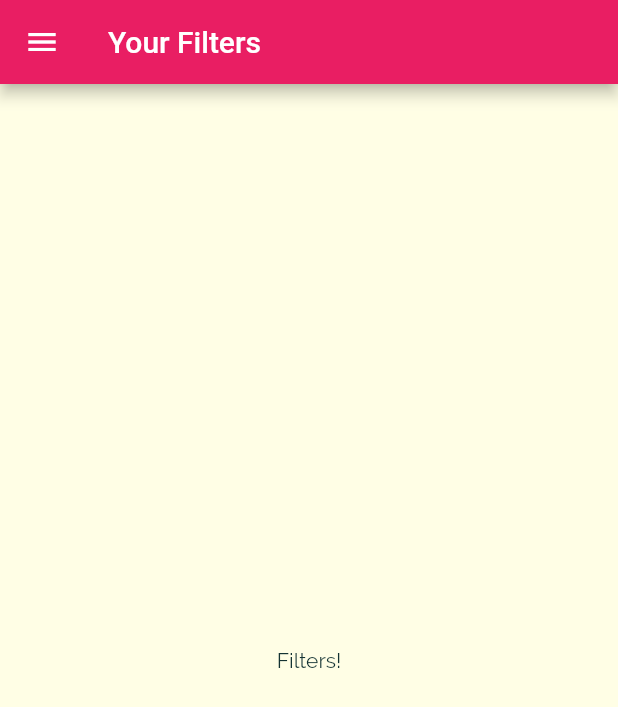
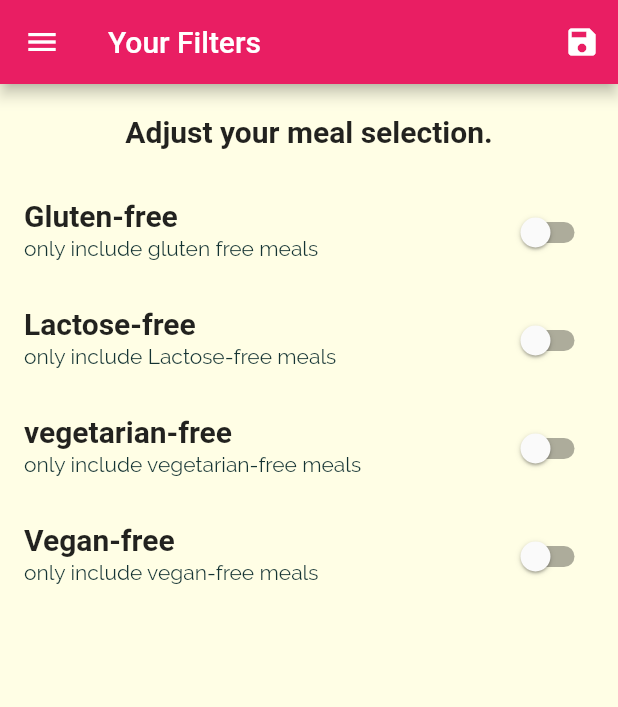
Before and after one commit to Ammar-JT/meals_app, a Flutter app: the FiltersScreen screen opened by its route, on a phone screen of 412 x 824 dp. Shown: the top 707 px of the screen. Run offline on Flutter 3.47's test engine with Material 2 defaults, Android fonts, the phone set to English and light mode, and no system bars; Roboto replaces fonts that are missing (RobotCondensed).

Commit message:
Lesson 10 (last lesson): Adding Filter Switches + Adding Favorite Button

```diff
--- a/lib/main.dart
+++ b/lib/main.dart
@@ -1,36 +1,86 @@
-// Lesson 9: Popping pages & Passing data back + delete meal (temporarly from category_meal_screen when back to it using pop)
+// Lesson 10: Adding Filter Switches + Adding Favorite Button
 
-// Popping pages & Passing data back:
-//      - we will make a floating button in meal_detail_screen,
-//      .. this button will go back (pop the current page) but it will pass some data back
-//      - use this to do the previous line:  Navigator.of(context).pop();
-//
-//      - if you want to pass a data pass it in pop(data)
-//      ..the plain is to use the button to delete the meal from the category list temporarly
-//      - To recieved that data, go to the parent page, the one that has pushNamed()
-//      - and use pushNamed().then() <<<< yes, this then is like the sync functions for http requests in any language
-//      .. it will do the logic after you comeback again.
-//
-//      - In the parent of the paraet page >> category_meals_screen << meal_detail_screen < meal_item
-//      .. we did some magor changes:
-//          - make it stateful
-//          - used initState()
-//          - initState() is not useful cuz it run too early before we got the context, so we used didChangeDependencies()
-//          - Ah! fuck!! didChangeDependencies() is running in every changing, so it load the whole list of meals instead of the modified one!
-//          - I did some boolean logic to apply didChangeDependencies() only once.. using the variable loadedInitData
+// Adding Filter Switches
+
+// Adding Favorite Button
 
 import 'package:flutter/material.dart';
+import './dummy_data.dart';
 import './screens/tabs_screen.dart';
 import './screens/categories_screen.dart';
 import './screens/category_meals_screen.dart';
 import './screens/meal_detail_screen.dart';
 import './screens/filters_screen.dart';
 
+import './models/meal.dart';
+
 void main() {
   runApp(MyApp());
 }
 
-class MyApp extends StatelessWidget {
+class MyApp extends StatefulWidget {
+  @override
+  State<MyApp> createState() => _MyAppState();
+}
+
+class _MyAppState extends State<MyApp> {
+  Map<String, bool> _filters = {
+    'gluten': false,
+    'lactose': false,
+    'vegan': false,
+    'vegetarian': false,
+  };
+
+  List<Meal> _availableMeals = DUMMY_MEALS;
+  List<Meal> _favoriteMeals = [];
+
+  void _setFilters(Map<String, bool> filterData) {
+    setState(() {
+      _filters = filterData;
+      _availableMeals = DUMMY_MEALS.where((meal) {
+        if (_filters['gluten'] && !meal.isGlutenFree) {
+          return false;
+        }
+
+        if (_filters['lactose'] && !meal.isLactoseFree) {
+          return false;
+        }
+
+        if (_filters['vegan'] && !meal.isVegan) {
+          return false;
+        }
+
+        if (_filters['vegetarian'] && !meal.isVegetarian) {
+          return false;
+        }
+
+        return true;
+      }).toList();
+    });
+  }
+
+  void _toggleFavorite(String mealId) {
+    //indexWhere gives you the index of the element if the return is true,
+    //.. if the list finished and you didn't get the index then the method will return -1:
+    final existingIndex =
+        _favoriteMeals.indexWhere((meal) => meal.id == mealId);
+    if (existingIndex >= 0) {
+      setState(() {
+        _favoriteMeals.removeAt(existingIndex);
+      });
+    } else {
+      setState(() {
+        _favoriteMeals.add(
+          DUMMY_MEALS.firstWhere((meal) => meal.id == mealId),
+        );
+      });
+    }
+  }
+
+  bool _isMealFavorite(String id) {
+    return _favoriteMeals.any((meal) => meal.id == id);
+  }
+
   @override
   Widget build(BuildContext context) {
     return MaterialApp(
@@ -50,13 +100,14 @@ class MyApp extends StatelessWidget {
       // home: CategoriesScreen(),
       initialRoute: '/',
       routes: {
-        '/': (ctx) => TabsScreen(),
+        '/': (ctx) => TabsScreen(_favoriteMeals),
         // '/categories': (ctx) => CategoryMealsScreen(categoryId, categoryTitle) << we dont have id and title, so we will reomve the constructor in category_meals_screen and change the mechanism:
         // '/categories': (ctx) => CategoryMealsScreen() << a hardcoded way
         CategoryMealsScreen.routeName: (ctx) =>
-            CategoryMealsScreen(), // << a non-hardcoded way
-        MealDetailScreen.routeName: (ctx) => MealDetailScreen(),
-        FiltersScreen.routeName: (ctx) => FiltersScreen(),
+            CategoryMealsScreen(_availableMeals), // << a non-hardcoded way
+        MealDetailScreen.routeName: (ctx) =>
+            MealDetailScreen(_toggleFavorite, _isMealFavorite),
+        FiltersScreen.routeName: (ctx) => FiltersScreen(_filters, _setFilters),
       },
       //this will work for any named (pushNamed) navigation that is not registered in routes up here ^
       //.. this is typically does some logic depends on the setting or arguments
--- a/lib/screens/category_meals_screen.dart
+++ b/lib/screens/category_meals_screen.dart
@@ -7,6 +7,9 @@ import '../models/meal.dart';
 
 class CategoryMealsScreen extends StatefulWidget {
   static const routeName = "/category-meals";
+
+  final List<Meal> availableMeals;
+  CategoryMealsScreen(this.availableMeals);
 
   @override
   State<CategoryMealsScreen> createState() => _CategoryMealsScreenState();
@@ -41,7 +44,7 @@ class _CategoryMealsScreenState extends State<CategoryMealsScreen> {
       categoryTitle = routeArgs['title'];
       final categoryId = routeArgs['id'];
       // .where() is a built-in method: return the item of the list only if it satisfied the condition:
-      displayedMeals = DUMMY_MEALS.where((meal) {
+      displayedMeals = widget.availableMeals.where((meal) {
         //contains is another built-in function, but it return True or False if it contains the variable in the list:
         return meal.categories.contains(categoryId);
       }).toList();
@@ -73,7 +76,7 @@ class _CategoryMealsScreenState extends State<CategoryMealsScreen> {
             duration: displayedMeals[index].duration,
             complexity: displayedMeals[index].complexity,
             affordability: displayedMeals[index].affordability,
-            removeItem: _removeMeal,
+            // removeItem: _removeMeal,
           );
         },
         itemCount: displayedMeals.length,
--- a/lib/screens/filters_screen.dart
+++ b/lib/screens/filters_screen.dart
@@ -1,17 +1,136 @@
 import 'package:flutter/Material.dart';
 import '../widgets/main_drawer.dart';
 
-class FiltersScreen extends StatelessWidget {
+class FiltersScreen extends StatefulWidget {
   static const routeName = '/filters';
+
+  final Map<String, bool> currentFilters;
+  final Function saveFilters;
+
+  FiltersScreen(this.currentFilters, this.saveFilters);
+
+  @override
+  State<FiltersScreen> createState() => _FiltersScreenState();
+}
+
+class _FiltersScreenState extends State<FiltersScreen> {
+  bool _glutenFree = false;
+  bool _vegetarian = false;
+  bool _vegan = false;
+  bool _lactoseFree = false;
+
+  @override
+  void initState() {
+    _glutenFree = widget.currentFilters['gluten'];
+    _lactoseFree = widget.currentFilters['lactose'];
+    _vegetarian = widget.currentFilters['vegetarian'];
+    _vegan = widget.currentFilters['vegan'];
+
+    // TODO: implement initState
+    super.initState();
+  }
+
+  Widget _buildSwitchListTile(
+    String title,
+    String description,
+    bool currentValute,
+    Function updateValue,
+  ) {
+    return SwitchListTile(
+      title: Text(title),
+      value: currentValute,
+      subtitle: Text(
+        description,
+      ),
+      onChanged: updateValue,
+    );
+  }
+
   @override
   Widget build(BuildContext context) {
     return Scaffold(
       appBar: AppBar(
         title: Text('Your Filters'),
+        actions: [
+          IconButton(
+            icon: Icon(Icons.save),
+            onPressed: () {
+              final selectedFilters = {
+                'gluten': _glutenFree,
+                'lactose': _lactoseFree,
+                'vegan': _vegan,
+                'vegetarian': _vegetarian,
+              };
+              widget.saveFilters(selectedFilters);
+            },
+          ),
+        ],
       ),
       drawer: MainDrawer(),
-      body: Center(
-        child: Text('Filters!'),
+      body: Column(
+        children: [
+          Container(
+            padding: EdgeInsets.all(20),
+            child: Text(
+              'Adjust your meal selection.',
+              style: Theme.of(context).textTheme.titleMedium,
+            ),
+          ),
+          Expanded(
+            child: ListView(
+              children: [
+                _buildSwitchListTile(
+                  'Gluten-free',
+                  'only include gluten free meals',
+                  _glutenFree,
+                  (newValue) {
+                    setState(
+                      () {
+                        _glutenFree = newValue;
+                      },
+                    );
+                  },
+                ),
+                _buildSwitchListTile(
+                  'Lactose-free',
+                  'only include Lactose-free meals',
+                  _lactoseFree,
+                  (newValue) {
+                    setState(
+                      () {
+                        _lactoseFree = newValue;
+                      },
+                    );
+                  },
+                ),
+                _buildSwitchListTile(
+                  'vegetarian-free',
+                  'only include vegetarian-free meals',
+                  _vegetarian,
+                  (newValue) {
+                    setState(
+                      () {
+                        _vegetarian = newValue;
+                      },
+                    );
+                  },
+                ),
+                _buildSwitchListTile(
+                  'Vegan-free',
+                  'only include vegan-free meals',
+                  _vegan,
+                  (newValue) {
+                    setState(
+                      () {
+                        _vegan = newValue;
+                      },
+                    );
+                  },
+                ),
+              ],
+            ),
+          ),
+        ],
       ),
     );
   }
--- a/lib/widgets/meal_item.dart
+++ b/lib/widgets/meal_item.dart
@@ -9,7 +9,7 @@ class MealItem extends StatelessWidget {
   final int duration;
   final Complexity complexity;
   final Affordability affordability;
-  final Function removeItem;
+  // final Function removeItem;
 
   MealItem({
     @required this.id,
@@ -18,7 +18,7 @@ class MealItem extends StatelessWidget {
     @required this.duration,
     @required this.complexity,
     @required this.affordability,
-    @required this.removeItem,
+    // @required this.removeItem,
   });
 
   String get complexityText {
@@ -61,7 +61,7 @@ class MealItem extends StatelessWidget {
     )
         .then((result) {
       if (result != null) {
-        removeItem(result);
+        // removeItem(result);
       }
     });
   }
```
Also changed, not shown: lib/screens/favorites_screen.dart (+26 -3 lines), lib/screens/meal_detail_screen.dart (+7 -4 lines), lib/screens/tabs_screen.dart (+23 -4 lines).
